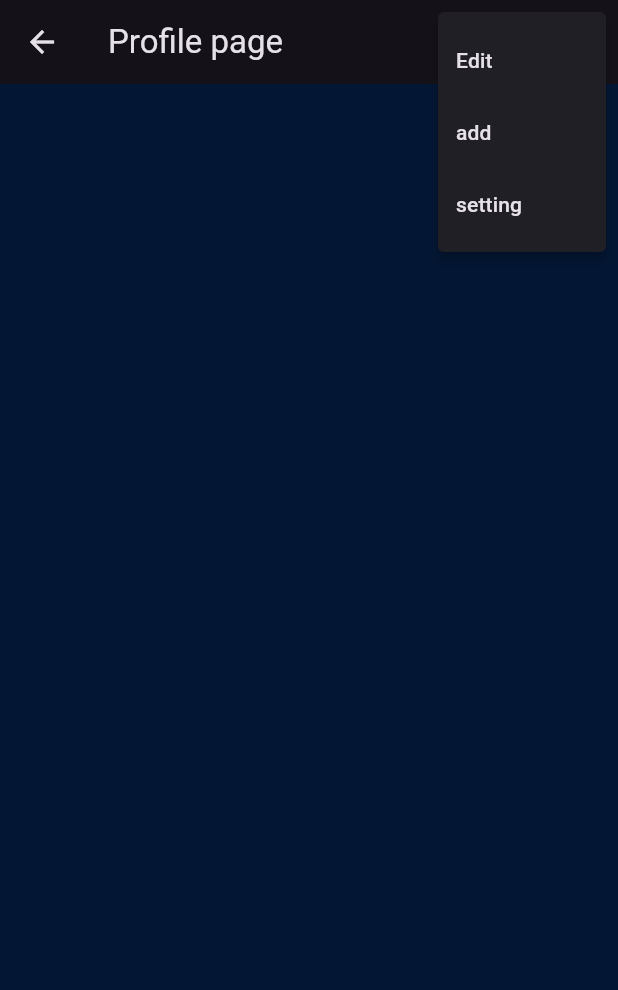
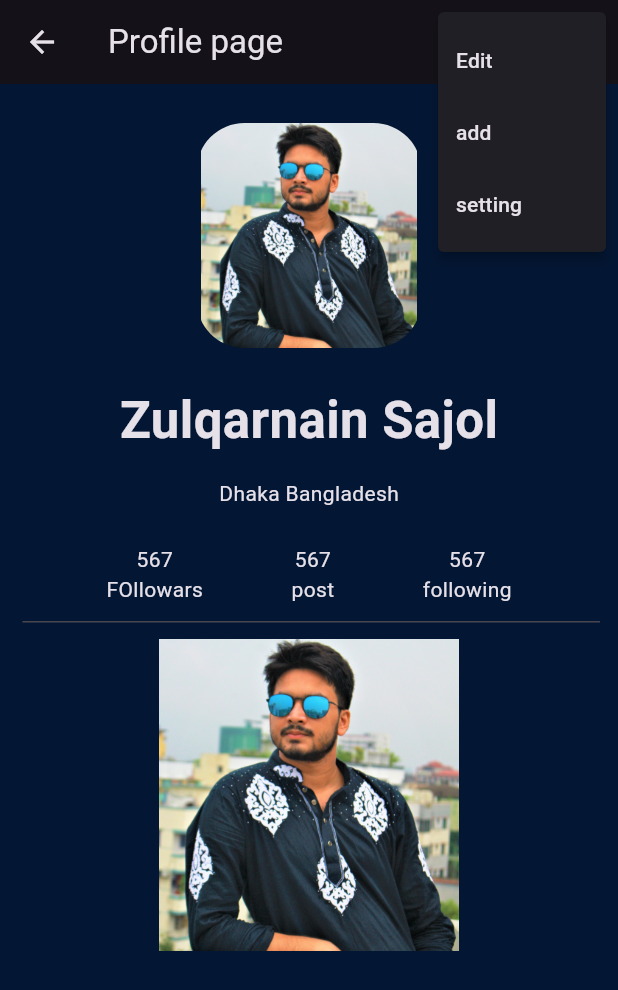
Before and after one commit to Jn-Sajol/Flutter-Map-Application, a Flutter app: the ProfilePage screen opened directly, after a tap on the "more vert" icon, on a phone screen of 412 x 824 dp. Shown: the top 990 px of the screen. Run offline on Flutter 3.47's test engine with Material 3 defaults, Android fonts, the phone set to English and light mode, and no system bars; missing offline and left inert: dart:js_util.

Commit message:
adding profile page

```diff
--- a/lib/pages/profile_page.dart
+++ b/lib/pages/profile_page.dart
@@ -1,25 +1,95 @@
+import 'dart:js_util';
+
 import 'package:flutter/material.dart';
 
 class ProfilePage extends StatelessWidget {
   ProfilePage({super.key});
-final  List<String> menu = ['add','edit'];
+  final List<String> menu = ['add', 'edit'];
   @override
   Widget build(BuildContext context) {
-    return  Scaffold(
+    return Scaffold(
       appBar: AppBar(
         title: const Text('Profile page'),
         actions: [
           PopupMenuButton(
-    itemBuilder:(context) => [
-    const PopupMenuItem(
-    child: Text('Edit')),
-    const PopupMenuItem(
-    child: Text('add')),
-    const PopupMenuItem(
-    child: Text('setting'))
-    ]
+              itemBuilder: (context) => [
+                    const PopupMenuItem(child: Text('Edit')),
+                    const PopupMenuItem(child: Text('add')),
+                    const PopupMenuItem(child: Text('setting'))
+                  ]),
+        ],
+      ),
+      body: const Padding(
+        padding: EdgeInsets.all(12.0),
+        child: Column(
+          children: [
+            SizedBox(
+              height: 14,
+            ),
+            ClipRRect(
+            borderRadius: BorderRadius.all(Radius.circular(32)),
+              child: Image(
+                image: AssetImage(
+                  'assets/images/me.jpg',
+                ),
+                width: 150,
+                height: 150,
+              ),
+            ),
+            SizedBox(
+              height: 24,
+            ),
+            Text(
+              "Zulqarnain Sajol",
+              style: TextStyle(fontSize: 34, fontWeight: FontWeight.bold),
+            ),
+            SizedBox(
+              height: 14,
+            ),
+            Text("Dhaka Bangladesh"),
+            SizedBox(
+              height: 24,
+            ),
+            Row(
+              mainAxisAlignment: MainAxisAlignment.spaceEvenly,
+              children: [
+                Column(
+                  children: [
+                    Text("567"),
+                    Text("FOllowars"),
+                  ],
+                ),
+                Column(
+                  children: [
+                    Text("567"),
+                    Text("post"),
+                  ],
+                ),
+                Column(
+                  children: [
+                    Text("567"),
+                    Text("following"),
+                  ],
                 ),
               ],
+            ),
+            Divider(
+            height: 23,
+            indent: 3,
+            ),
+             SizedBox(
+             width: 455,
+                  height: 208,
+               child: Image(
+                  image: AssetImage(
+                    'assets/images/me.jpg',
+                  ),
+
+                  ),
+             ),
+          ],
+
+        ),
       ),
     );
   }
--- a/pubspec.yaml
+++ b/pubspec.yaml
@@ -59,8 +59,8 @@ flutter:
   uses-material-design: true
 
   # To add assets to your application, add an assets section, like this:
-  # assets:
-  #   - images/a_dot_burr.jpeg
+  assets:
+    - assets/images/me.jpg
   #   - images/a_dot_ham.jpeg
 
   # An image asset can refer to one or more resolution-specific "variants", see
```
Also changed, not shown: assets/images/me.jpg (added). Lines whose indentation alone changed are shown as unchanged.
